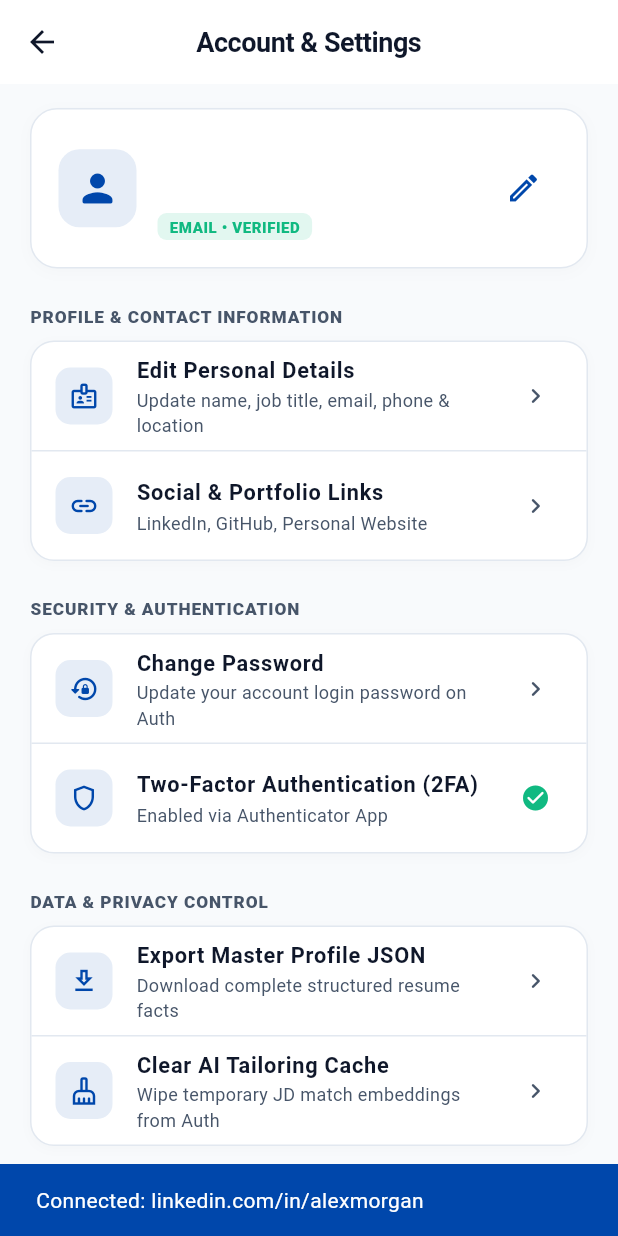
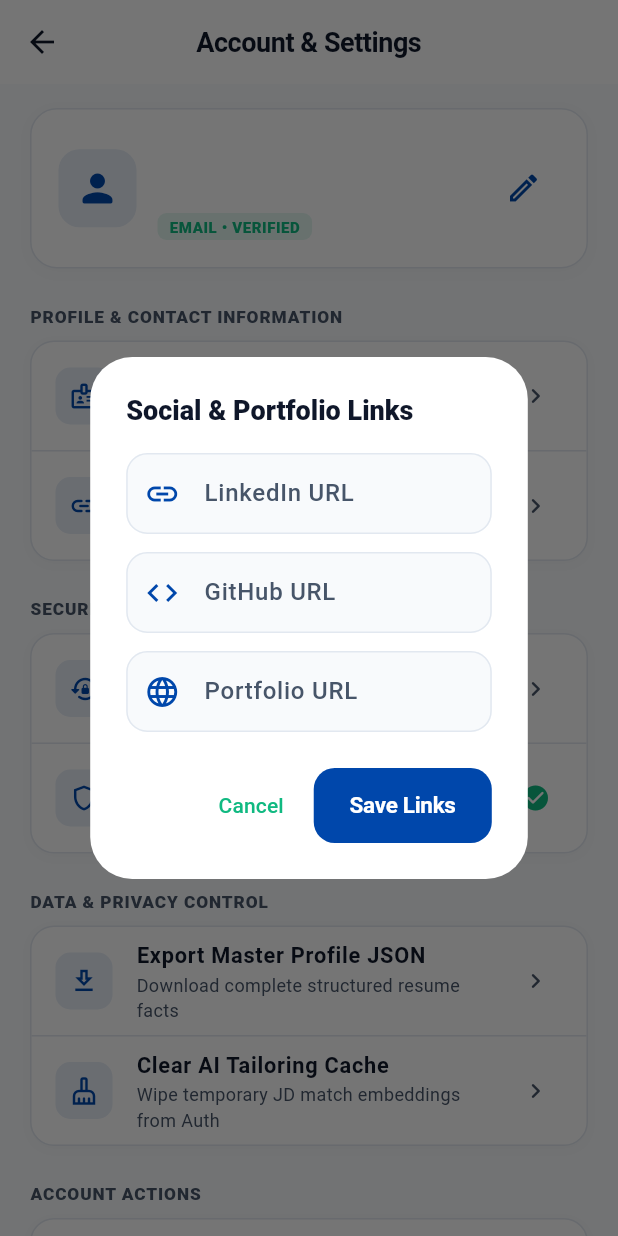
Before and after one commit to officialdb/Gaivabuild, a Flutter app: the AccountSettingsScreen screen opened directly with empty values, after a tap on "Social & Portfolio Links", on a phone screen of 412 x 824 dp. Run offline on Flutter 3.47's test engine with Material 3 defaults, Android fonts, the light colour scheme and no system bars; our stand-ins replace file_picker, flutter_riverpod, flutter_secure_storage, pdf, printing, share_plus and 1 more; missing offline and left inert: flutter_client_sse; accounts and stored records are empty.

Commit message:
fix: resolve flutter build errors in account settings screen

```diff
--- a/lib/screens/account_settings_screen.dart
+++ b/lib/screens/account_settings_screen.dart
@@ -1,4 +1,6 @@
 import 'package:flutter/material.dart';
+import 'dart:convert';
+import 'package:http/http.dart' as http;
 import '../models/master_profile.dart';
 import '../services/auth_service.dart';
 import '../theme/app_theme.dart';
@@ -19,6 +21,14 @@ class AccountSettingsScreen extends StatefulWidget {
 }
 
 class _AccountSettingsScreenState extends State<AccountSettingsScreen> {
+  Map<String, String> get _headers => {
+        'Content-Type': 'application/json',
+        'Accept': 'application/json',
+        'Authorization': 'Bearer ${AuthService().currentSession?.accessToken ?? ''}',
+      };
+
+  bool _is2faEnabled = true;
+
   late MasterProfile _currentProfile;
 
   @override
@@ -214,18 +224,82 @@ class _AccountSettingsScreenState extends State<AccountSettingsScreen> {
             child: const Text('Cancel'),
           ),
           ElevatedButton(
-            onPressed: () {
+            onPressed: () async {
               if (formKey.currentState!.validate()) {
                 Navigator.of(ctx).pop();
-                ScaffoldMessenger.of(context).showSnackBar(
-                  const SnackBar(
-                    content: Text('Password changed successfully!'),
-                    backgroundColor: Color.fromRGBO(16, 185, 129, 1),
-                  ),
-                );
+                try {
+                  final res = await http.post(
+                    Uri.parse('${AuthService.baseUrl}/api/v1/account/change-password'),
+                    headers: _headers,
+                    body: jsonEncode({
+                      'current_password': currentPassController.text,
+                      'new_password': newPassController.text,
+                    }),
+                  );
+                  if (!mounted) return;
+                  if (res.statusCode >= 200 && res.statusCode < 300) {
+                    ScaffoldMessenger.of(context).showSnackBar(const SnackBar(content: Text('Password changed successfully!'), backgroundColor: AppTheme.accent));
+                  } else {
+                    ScaffoldMessenger.of(context).showSnackBar(SnackBar(content: Text('Failed to change password: ${jsonDecode(res.body)['detail'] ?? 'Error'}'), backgroundColor: AppTheme.danger));
+                  }
+                } catch (_) {}
               }
             },
             child: const Text('Update Password'),
+          ),
+        ],
+      ),
+    );
+  }
+
+
+  void _openSocialLinksDialog() {
+    final linkedinCtrl = TextEditingController(text: _currentProfile.linkedInUrl);
+    final githubCtrl = TextEditingController(text: _currentProfile.githubUrl);
+    final portfolioCtrl = TextEditingController(text: _currentProfile.portfolioUrl);
+
+    showDialog(
+      context: context,
+      builder: (ctx) => AlertDialog(
+        backgroundColor: Colors.white,
+        title: const Text('Social & Portfolio Links', style: TextStyle(fontWeight: FontWeight.w800, fontSize: 18, color: AppTheme.textPrimaryLight)),
+        content: Column(
+          mainAxisSize: MainAxisSize.min,
+          children: [
+            TextField(
+              controller: linkedinCtrl,
+              decoration: const InputDecoration(labelText: 'LinkedIn URL', hintText: 'https://linkedin.com/in/...', prefixIcon: Icon(Icons.link)),
+            ),
+            const SizedBox(height: 12),
+            TextField(
+              controller: githubCtrl,
+              decoration: const InputDecoration(labelText: 'GitHub URL', hintText: 'https://github.com/...', prefixIcon: Icon(Icons.code)),
+            ),
+            const SizedBox(height: 12),
+            TextField(
+              controller: portfolioCtrl,
+              decoration: const InputDecoration(labelText: 'Portfolio URL', hintText: 'https://...', prefixIcon: Icon(Icons.language)),
+            ),
+          ],
+        ),
+        actions: [
+          TextButton(onPressed: () => Navigator.pop(ctx), child: const Text('Cancel')),
+          ElevatedButton(
+            style: ElevatedButton.styleFrom(backgroundColor: AppTheme.cobaltBlue),
+            onPressed: () {
+              final updated = _currentProfile.copyWith(
+                linkedInUrl: linkedinCtrl.text.trim(),
+                githubUrl: githubCtrl.text.trim(),
+                portfolioUrl: portfolioCtrl.text.trim(),
+              );
+              setState(() => _currentProfile = updated);
+              widget.onProfileUpdated(updated);
+              Navigator.pop(ctx);
+              ScaffoldMessenger.of(context).showSnackBar(
+                const SnackBar(content: Text('Social links saved!'), backgroundColor: AppTheme.accent),
+              );
+            },
+            child: const Text('Save Links'),
           ),
         ],
       ),
@@ -259,6 +333,7 @@ class _AccountSettingsScreenState extends State<AccountSettingsScreen> {
             ),
             onPressed: () async {
               Navigator.of(ctx).pop();
+              await http.delete(Uri.parse('${AuthService.baseUrl}/api/v1/account'), headers: _headers);
               await AuthService().signOut();
               if (mounted) {
                 Navigator.of(context).pushAndRemoveUntil(
@@ -325,6 +400,7 @@ class _AccountSettingsScreenState extends State<AccountSettingsScreen> {
             ),
             onPressed: () async {
               Navigator.of(ctx).pop();
+              await http.delete(Uri.parse('${AuthService.baseUrl}/api/v1/account'), headers: _headers);
               await AuthService().signOut();
               if (mounted) {
                 Navigator.of(context).pushAndRemoveUntil(
@@ -464,14 +540,7 @@ class _AccountSettingsScreenState extends State<AccountSettingsScreen> {
                   icon: Icons.link_rounded,
                   title: 'Social & Portfolio Links',
                   subtitle: 'LinkedIn, GitHub, Personal Website',
-                  onTap: () {
-                    ScaffoldMessenger.of(context).showSnackBar(
-                      const SnackBar(
-                        content: Text('Connected: linkedin.com/in/alexmorgan'),
-                        backgroundColor: AppTheme.cobaltBlue,
-                      ),
-                    );
-                  },
+                  onTap: _openSocialLinksDialog,
                 ),
               ],
             ),
@@ -493,9 +562,18 @@ class _AccountSettingsScreenState extends State<AccountSettingsScreen> {
                   icon: Icons.shield_outlined,
                   title: 'Two-Factor Authentication (2FA)',
                   subtitle: 'Enabled via Authenticator App',
-                  trailing: const Icon(Icons.check_circle_rounded,
-                      color: AppTheme.accent, size: 20),
-                  onTap: () {},
+                  trailing: Icon(_is2faEnabled ? Icons.check_circle_rounded : Icons.cancel_rounded,
+                      color: _is2faEnabled ? AppTheme.accent : AppTheme.danger, size: 20),
+                  onTap: () async {
+                    try {
+                      final res = await http.post(Uri.parse('${AuthService.baseUrl}/api/v1/account/2fa/toggle'), headers: _headers);
+                      if (res.statusCode >= 200 && res.statusCode < 300) {
+                        setState(() => _is2faEnabled = !_is2faEnabled);
+                        if (!mounted) return;
+                        ScaffoldMessenger.of(context).showSnackBar(SnackBar(content: Text(_is2faEnabled ? '2FA Enabled!' : '2FA Disabled'), backgroundColor: AppTheme.cobaltBlue));
+                      }
+                    } catch (_) {}
+                  },
                 ),
               ],
             ),
@@ -510,13 +588,12 @@ class _AccountSettingsScreenState extends State<AccountSettingsScreen> {
                   icon: Icons.download_outlined,
                   title: 'Export Master Profile JSON',
                   subtitle: 'Download complete structured resume facts',
-                  onTap: () {
-                    ScaffoldMessenger.of(context).showSnackBar(
-                      const SnackBar(
-                        content: Text('Master Profile facts exported to JSON file!'),
-                        backgroundColor: AppTheme.accent,
-                      ),
-                    );
+                  onTap: () async {
+                    try {
+                      await http.get(Uri.parse('${AuthService.baseUrl}/api/v1/account/export-json'), headers: _headers);
+                      if (!mounted) return;
+                      ScaffoldMessenger.of(context).showSnackBar(const SnackBar(content: Text('Master Profile facts exported to JSON file!'), backgroundColor: AppTheme.accent));
+                    } catch (_) {}
                   },
                 ),
                 const Divider(height: 1, color: AppTheme.borderLight),
@@ -524,13 +601,12 @@ class _AccountSettingsScreenState extends State<AccountSettingsScreen> {
                   icon: Icons.cleaning_services_outlined,
                   title: 'Clear AI Tailoring Cache',
                   subtitle: 'Wipe temporary JD match embeddings from Auth',
-                  onTap: () {
-                    ScaffoldMessenger.of(context).showSnackBar(
-                      const SnackBar(
-                        content: Text('AI embedding cache cleared on Auth.'),
-                        backgroundColor: AppTheme.textPrimaryLight,
-                      ),
-                    );
+                  onTap: () async {
+                    try {
+                      await http.delete(Uri.parse('${AuthService.baseUrl}/api/v1/account/clear-cache'), headers: _headers);
+                      if (!mounted) return;
+                      ScaffoldMessenger.of(context).showSnackBar(const SnackBar(content: Text('AI embedding cache cleared on Auth.'), backgroundColor: AppTheme.textPrimaryLight));
+                    } catch (_) {}
                   },
                 ),
               ],
```
